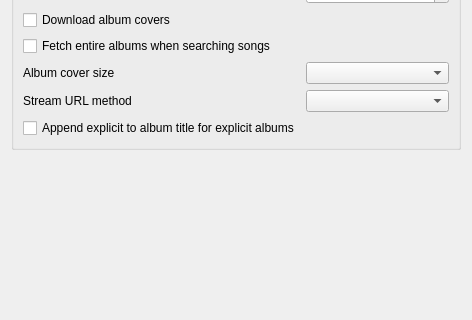
Old version of the form src/settings/tidalsettingspage.ui in the repository strawberrymusicplayer/strawberry; both pictures show x 0 to 472 and y 337 to 657 of the 472 by 853 pixel window.
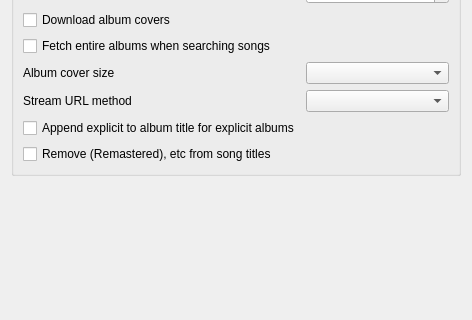
New version of the form. Icons and pictures are not drawn. Custom widgets are drawn as their Qt base class.

Commit message: Add option not to remove "Remastered", etc from song titles

Patch:
```diff
--- a/src/settings/tidalsettingspage.ui
+++ b/src/settings/tidalsettingspage.ui
@@ -234,6 +234,13 @@
         </property>
        </widget>
       </item>
+      <item row="10" column="0">
+       <widget class="QCheckBox" name="checkbox_remove_remastered">
+        <property name="text">
+         <string>Remove (Remastered), etc from song titles</string>
+        </property>
+       </widget>
+      </item>
      </layout>
     </widget>
    </item>
```
Left out of the diff: 34 changed lines with no effect on the pictures. The commit also changes 17 other files.
